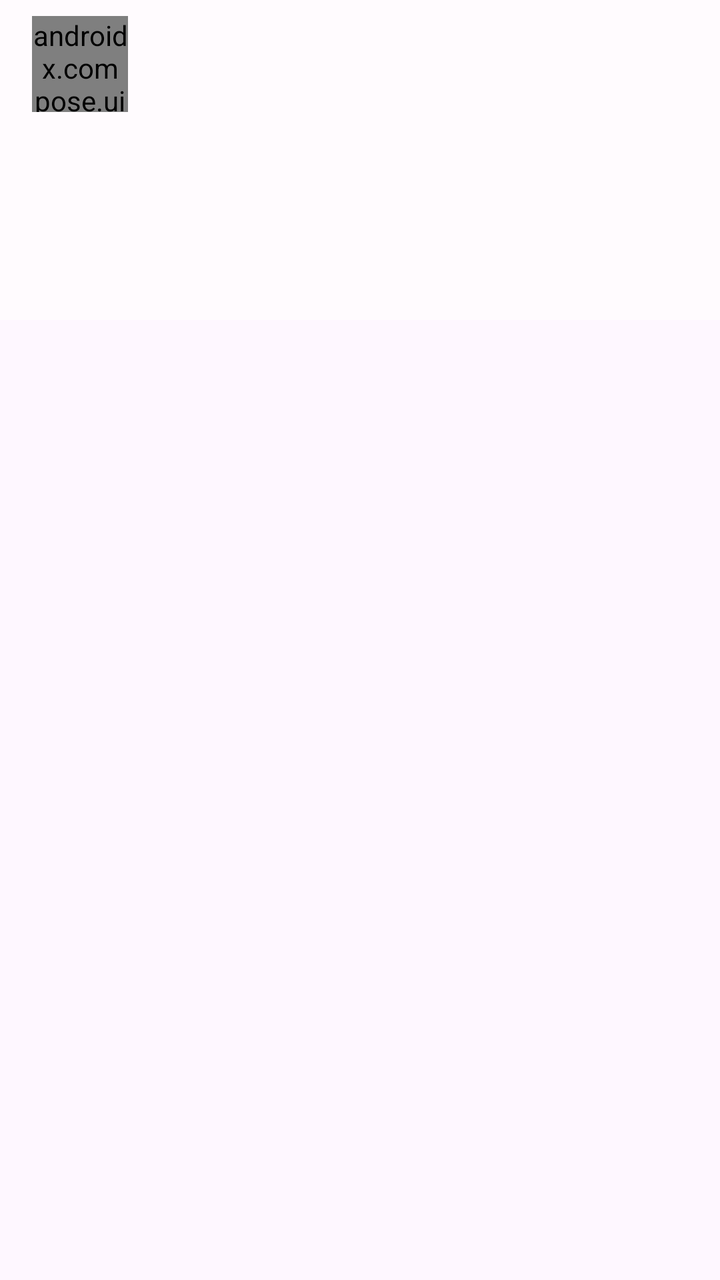
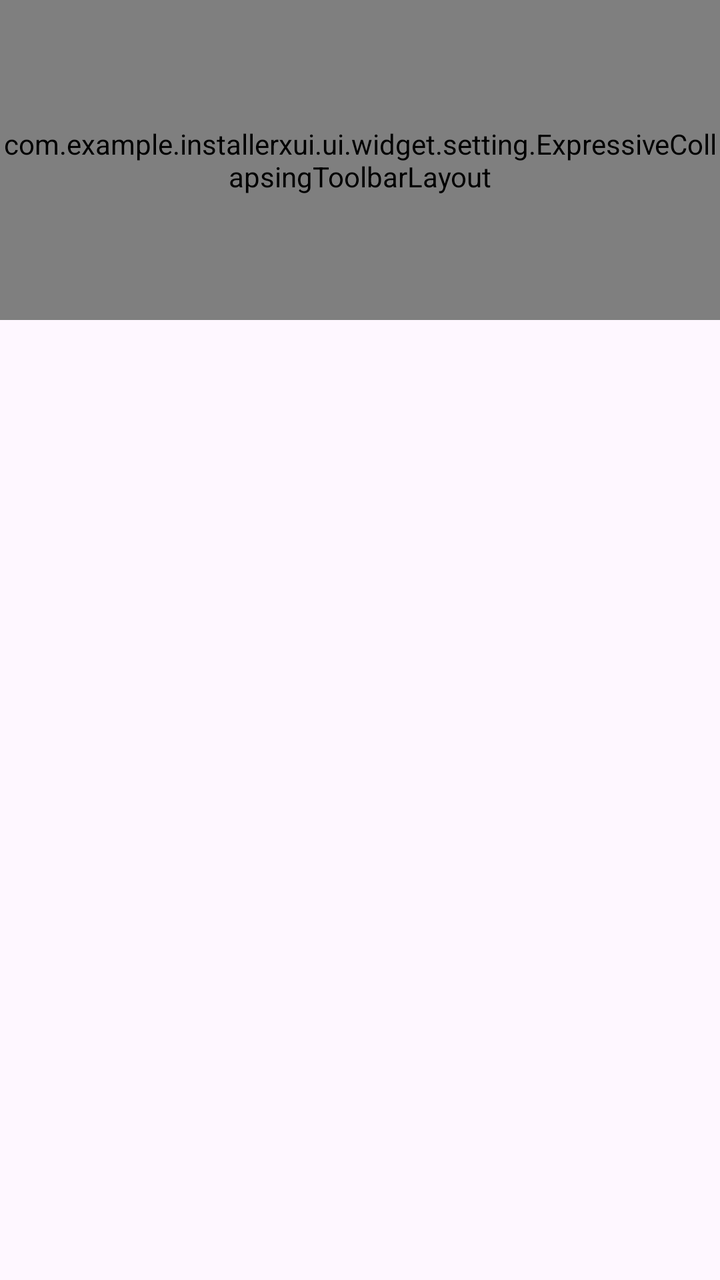

Two renders of the same Android screen: before a commit and after it. Below are the layout's source before the change and the commit's diff.
<!-- AndroidManifest.xml: application theme Theme.InstallerXUI -->
<!-- res/layout/activity_collapsing_toolbar.xml -->
<?xml version="1.0" encoding="utf-8"?>
<androidx.coordinatorlayout.widget.CoordinatorLayout
    xmlns:android="http://schemas.android.com/apk/res/android"
    xmlns:app="http://schemas.android.com/apk/res-auto"
    android:layout_width="match_parent"
    android:layout_height="match_parent"
    android:fitsSystemWindows="true">

    <com.google.android.material.appbar.AppBarLayout
        android:id="@+id/app_bar"
        android:layout_width="match_parent"
        android:layout_height="wrap_content"
        android:background="@color/background"
        android:fitsSystemWindows="true">

        <com.google.android.material.appbar.CollapsingToolbarLayout
            android:id="@+id/collapsing_toolbar"
            android:layout_width="match_parent"
            android:layout_height="160dp"
            android:fitsSystemWindows="true"
            app:contentScrim="@color/background"
            app:expandedTitleGravity="bottom|start"
            app:expandedTitleMarginStart="24dp"
            app:expandedTitleMarginBottom="24dp"
            app:collapsedTitleGravity="start"
            app:collapsedTitleTextColor="@color/on_background"
            app:expandedTitleTextColor="@color/on_background"
            app:expandedTitleTextAppearance="@style/CollapsingToolbarSampleLargeTitle"
            app:layout_scrollFlags="scroll|exitUntilCollapsed">

            <androidx.appcompat.widget.Toolbar
                android:id="@+id/action_bar"
                android:layout_width="match_parent"
                android:layout_height="?attr/actionBarSize"
                android:background="@android:color/transparent"
                android:theme="@style/ThemeOverlay.MaterialComponents.Light"
                app:layout_collapseMode="pin"
                app:popupTheme="@style/ThemeOverlay.MaterialComponents.Light">

                
                <androidx.compose.ui.platform.ComposeView
                    android:id="@+id/back_button_container"
                    android:layout_width="48dp"
                    android:layout_height="48dp"
                    android:layout_gravity="start|center_vertical"
                    android:layout_marginStart="4dp" />

            </androidx.appcompat.widget.Toolbar>

        </com.google.android.material.appbar.CollapsingToolbarLayout>
    </com.google.android.material.appbar.AppBarLayout>

    
    <FrameLayout
        android:id="@+id/content_frame"
        android:layout_width="match_parent"
        android:layout_height="match_parent"
        app:layout_behavior="@string/appbar_scrolling_view_behavior" />

</androidx.coordinatorlayout.widget.CoordinatorLayout>
<!-- resources referenced by this layout -->
<resources>
  <color name="background">#FFFBFE</color>
  <color name="on_background">#1C1B1F</color>
  <style name="CollapsingToolbarSampleLargeTitle">
          <item name="android:textSize">32sp</item>
          <item name="android:textColor">@color/on_background</item>
          <item name="android:textStyle">bold</item>
          <item name="android:fontFamily">sans-serif-medium</item>
      </style>
  <style name="Theme.InstallerXUI" parent="Theme.Material3.DayNight.NoActionBar" />
</resources>

<!-- the commit's change to res/layout/activity_collapsing_toolbar.xml (unified diff, before → after) -->
@@ -13,7 +13,7 @@
         android:background="@color/background"
         android:fitsSystemWindows="true">
 
-        <com.google.android.material.appbar.CollapsingToolbarLayout
+        <com.example.installerxui.ui.widget.setting.ExpressiveCollapsingToolbarLayout
             android:id="@+id/collapsing_toolbar"
             android:layout_width="match_parent"
             android:layout_height="160dp"
@@ -37,17 +37,9 @@
                 app:layout_collapseMode="pin"
                 app:popupTheme="@style/ThemeOverlay.MaterialComponents.Light">
 
-                
-                <androidx.compose.ui.platform.ComposeView
-                    android:id="@+id/back_button_container"
-                    android:layout_width="48dp"
-                    android:layout_height="48dp"
-                    android:layout_gravity="start|center_vertical"
-                    android:layout_marginStart="4dp" />
-
             </androidx.appcompat.widget.Toolbar>
 
-        </com.google.android.material.appbar.CollapsingToolbarLayout>
+        </com.example.installerxui.ui.widget.setting.ExpressiveCollapsingToolbarLayout>
     </com.google.android.material.appbar.AppBarLayout>
 
     
